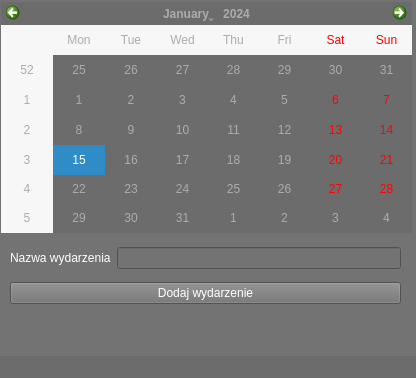
Above: calendar.ui from OnlinEGD/pyqt_calendar before the change. Below: the same form after it.
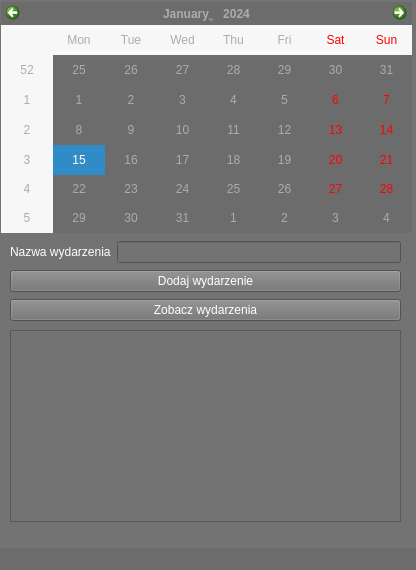
That is the form after the change.

Diff of the .ui file:
```diff
--- a/calendar.ui
+++ b/calendar.ui
@@ -7,7 +7,7 @@
     <x>0</x>
     <y>0</y>
     <width>416</width>
-    <height>378</height>
+    <height>570</height>
    </rect>
   </property>
   <property name="font">
@@ -54,7 +54,7 @@
       <x>10</x>
       <y>240</y>
       <width>391</width>
-      <height>71</height>
+      <height>82</height>
      </rect>
     </property>
     <layout class="QVBoxLayout" name="verticalLayout">
@@ -87,8 +87,25 @@
        </property>
       </widget>
      </item>
+     <item>
+      <widget class="QPushButton" name="pushButton_2">
+       <property name="text">
+        <string>Zobacz wydarzenia</string>
+       </property>
+      </widget>
+     </item>
     </layout>
    </widget>
+   <widget class="QListWidget" name="listWidget">
+    <property name="geometry">
+     <rect>
+      <x>10</x>
+      <y>330</y>
+      <width>391</width>
+      <height>192</height>
+     </rect>
+    </property>
+   </widget>
   </widget>
   <widget class="QMenuBar" name="menubar">
    <property name="geometry">
```
